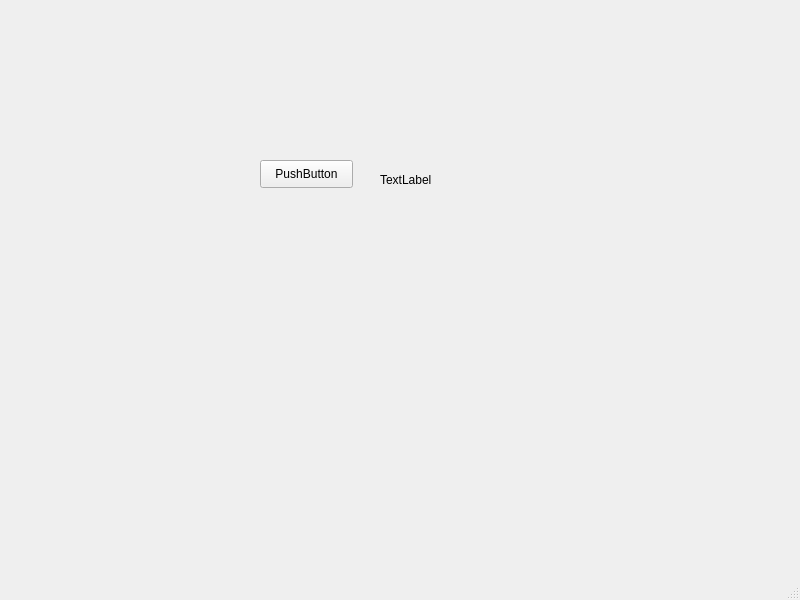
942867852/PlantDataBase, file mainwindow.ui: the form before one commit.
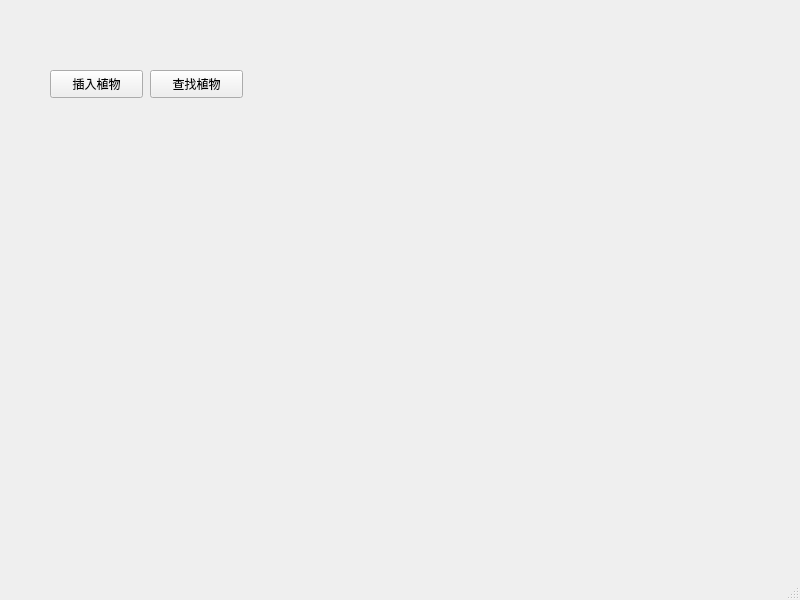
The form after the commit.

Patch:
```diff
--- a/mainwindow.ui
+++ b/mainwindow.ui
@@ -17,27 +17,27 @@
    <widget class="QPushButton" name="switch1">
     <property name="geometry">
      <rect>
-      <x>260</x>
-      <y>160</y>
+      <x>50</x>
+      <y>70</y>
       <width>93</width>
       <height>28</height>
      </rect>
     </property>
     <property name="text">
-     <string>PushButton</string>
+     <string>插入植物</string>
     </property>
    </widget>
-   <widget class="QLabel" name="TimeLable">
+   <widget class="QPushButton" name="pushButton_2">
     <property name="geometry">
      <rect>
-      <x>380</x>
-      <y>170</y>
-      <width>69</width>
-      <height>19</height>
+      <x>150</x>
+      <y>70</y>
+      <width>93</width>
+      <height>28</height>
      </rect>
     </property>
     <property name="text">
-     <string>TextLabel</string>
+     <string>查找植物</string>
     </property>
    </widget>
   </widget>
```
Left out of the diff: 2 changed lines with no effect on the pictures.
